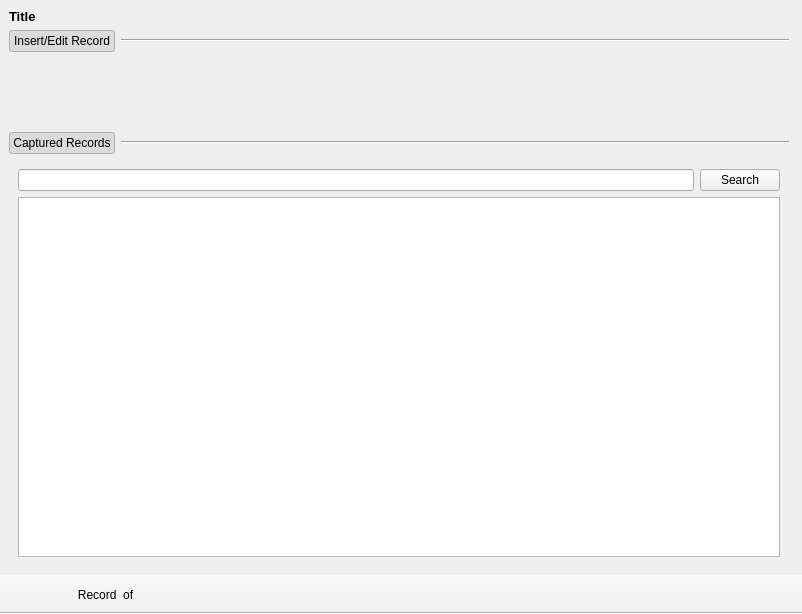
Before: the Qt Designer form views/viewInterface_Main.ui in Rhdr/Solutions_PyQt_Discontinued, drawn with Qt 5.
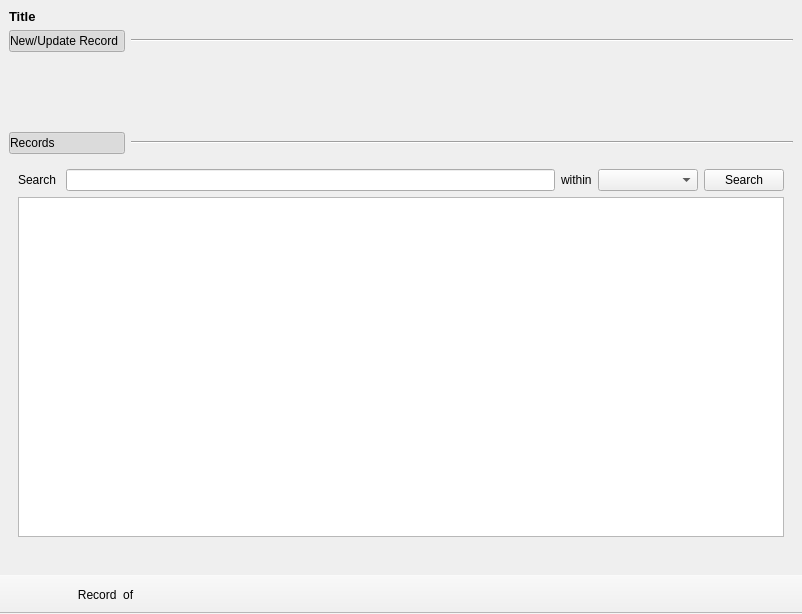
After: the same form once the commit is applied. Icons and pictures are not drawn.

```diff
--- a/views/viewInterface_Main.ui
+++ b/views/viewInterface_Main.ui
@@ -18,48 +18,21 @@
   </property>
   <widget class="QWidget" name="centralwidget">
    <layout class="QGridLayout" name="gridLayout">
-    <item row="3" column="1">
-     <widget class="Line" name="line">
-      <property name="sizePolicy">
-       <sizepolicy hsizetype="MinimumExpanding" vsizetype="Fixed">
-        <horstretch>0</horstretch>
-        <verstretch>0</verstretch>
-       </sizepolicy>
-      </property>
+    <item row="8" column="0">
+     <spacer name="verticalSpacer">
       <property name="orientation">
-       <enum>Qt::Horizontal</enum>
+       <enum>Qt::Vertical</enum>
       </property>
-     </widget>
-    </item>
-    <item row="4" column="0" colspan="2">
-     <widget class="QScrollArea" name="scrollArea_InsertEdit">
-      <property name="sizePolicy">
-       <sizepolicy hsizetype="Expanding" vsizetype="Maximum">
-        <horstretch>0</horstretch>
-        <verstretch>0</verstretch>
-       </sizepolicy>
+      <property name="sizeType">
+       <enum>QSizePolicy::Expanding</enum>
       </property>
-      <property name="frameShape">
-       <enum>QFrame::NoFrame</enum>
+      <property name="sizeHint" stdset="0">
+       <size>
+        <width>0</width>
+        <height>0</height>
+       </size>
       </property>
-      <property name="verticalScrollBarPolicy">
-       <enum>Qt::ScrollBarAlwaysOff</enum>
-      </property>
-      <property name="widgetResizable">
-       <bool>true</bool>
-      </property>
-      <widget class="QWidget" name="scrollAreaWidgetContents_2">
-       <property name="geometry">
-        <rect>
-         <x>0</x>
-         <y>0</y>
-         <width>769</width>
-         <height>85</height>
-        </rect>
-       </property>
-       <layout class="QGridLayout" name="gridLayout_4"/>
-      </widget>
-     </widget>
+     </spacer>
     </item>
     <item row="2" column="0" colspan="2">
      <widget class="QLabel" name="lblTitle">
@@ -81,28 +54,47 @@
       </property>
      </widget>
     </item>
-    <item row="5" column="0">
-     <widget class="QPushButton" name="btnCapturedRecords">
-      <property name="text">
-       <string>Captured Records</string>
+    <item row="3" column="1">
+     <widget class="Line" name="line">
+      <property name="sizePolicy">
+       <sizepolicy hsizetype="MinimumExpanding" vsizetype="Fixed">
+        <horstretch>0</horstretch>
+        <verstretch>0</verstretch>
+       </sizepolicy>
       </property>
-      <property name="icon">
-       <iconset resource="../resources/icons.qrc">
-        <normaloff>:/navigation/icons/SectionClosed.png</normaloff>
-        <normalon>:/navigation/icons/SectionOpen.png</normalon>:/navigation/icons/SectionClosed.png</iconset>
-      </property>
-      <property name="checkable">
-       <bool>true</bool>
-      </property>
-      <property name="checked">
-       <bool>true</bool>
+      <property name="orientation">
+       <enum>Qt::Horizontal</enum>
       </property>
      </widget>
     </item>
     <item row="3" column="0">
      <widget class="QPushButton" name="btnInsertEdit">
+      <property name="styleSheet">
+       <string notr="true">Text-align:left</string>
+      </property>
       <property name="text">
-       <string>Insert/Edit Record</string>
+       <string>New/Update Record</string>
+      </property>
+      <property name="icon">
+       <iconset resource="../resources/icons.qrc">
+        <normaloff>:/navigation/icons/SectionClosed.png</normaloff>
+        <normalon>:/navigation/icons/SectionOpen.png</normalon>:/navigation/icons/SectionClosed.png</iconset>
+      </property>
+      <property name="checkable">
+       <bool>true</bool>
+      </property>
+      <property name="checked">
+       <bool>true</bool>
+      </property>
+     </widget>
+    </item>
+    <item row="5" column="0">
+     <widget class="QPushButton" name="btnShowHideRecords">
+      <property name="styleSheet">
+       <string notr="true">Text-align:left</string>
+      </property>
+      <property name="text">
+       <string>Records</string>
       </property>
       <property name="icon">
        <iconset resource="../resources/icons.qrc">
@@ -124,12 +116,42 @@
       </property>
      </widget>
     </item>
+    <item row="4" column="0" colspan="2">
+     <widget class="QScrollArea" name="scrollArea_InsertEdit">
+      <property name="sizePolicy">
+       <sizepolicy hsizetype="Expanding" vsizetype="Maximum">
+        <horstretch>0</horstretch>
+        <verstretch>0</verstretch>
+       </sizepolicy>
+      </property>
+      <property name="frameShape">
+       <enum>QFrame::NoFrame</enum>
+      </property>
+      <property name="verticalScrollBarPolicy">
+       <enum>Qt::ScrollBarAlwaysOff</enum>
+      </property>
+      <property name="widgetResizable">
+       <bool>true</bool>
+      </property>
+      <widget class="QWidget" name="scrollAreaWidgetContents_2">
+       <property name="geometry">
+        <rect>
+         <x>0</x>
+         <y>0</y>
+         <width>780</width>
+         <height>85</height>
+        </rect>
+       </property>
+       <layout class="QGridLayout" name="gridLayout_4"/>
+      </widget>
+     </widget>
+    </item>
     <item row="7" column="0" colspan="2">
      <widget class="QScrollArea" name="scrollArea_CapturedRecords">
       <property name="sizePolicy">
-       <sizepolicy hsizetype="Expanding" vsizetype="Expanding">
+       <sizepolicy hsizetype="Expanding" vsizetype="MinimumExpanding">
         <horstretch>0</horstretch>
-        <verstretch>0</verstretch>
+        <verstretch>1</verstretch>
        </sizepolicy>
       </property>
       <property name="frameShape">
@@ -146,13 +168,20 @@
         <rect>
          <x>0</x>
          <y>0</y>
-         <width>769</width>
-         <height>360</height>
+         <width>780</width>
+         <height>330</height>
         </rect>
        </property>
        <layout class="QGridLayout" name="gridLayout_2">
-        <item row="0" column="1">
-         <widget class="QPushButton" name="pushButton_2">
+        <item row="0" column="0">
+         <widget class="QLabel" name="label">
+          <property name="text">
+           <string>Search </string>
+          </property>
+         </widget>
+        </item>
+        <item row="0" column="4">
+         <widget class="QPushButton" name="btnSearch">
           <property name="text">
            <string>Search</string>
           </property>
@@ -162,7 +191,7 @@
           </property>
          </widget>
         </item>
-        <item row="1" column="0" colspan="2">
+        <item row="1" column="0" colspan="5">
          <widget class="QTableView" name="tableView">
           <property name="alternatingRowColors">
            <bool>true</bool>
@@ -172,25 +201,45 @@
           </property>
          </widget>
         </item>
-        <item row="0" column="0">
-         <widget class="QLineEdit" name="lineEdit"/>
+        <item row="0" column="1">
+         <widget class="QLineEdit" name="txtSearch"/>
+        </item>
+        <item row="0" column="3">
+         <widget class="QComboBox" name="cmbColSearch">
+          <property name="minimumSize">
+           <size>
+            <width>100</width>
+            <height>0</height>
+           </size>
+          </property>
+         </widget>
+        </item>
+        <item row="0" column="2">
+         <widget class="QLabel" name="label_2">
+          <property name="text">
+           <string>within</string>
+          </property>
+         </widget>
         </item>
        </layout>
       </widget>
      </widget>
     </item>
-    <item row="7" column="2">
-     <spacer name="verticalSpacer">
-      <property name="orientation">
-       <enum>Qt::Vertical</enum>
+    <item row="9" column="0" colspan="2">
+     <widget class="QLabel" name="lblStatus">
+      <property name="font">
+       <font>
+        <weight>75</weight>
+        <bold>true</bold>
+       </font>
       </property>
-      <property name="sizeHint" stdset="0">
-       <size>
-        <width>4</width>
-        <height>40</height>
-       </size>
+      <property name="text">
+       <string/>
       </property>
-     </spacer>
+      <property name="alignment">
+       <set>Qt::AlignRight|Qt::AlignTrailing|Qt::AlignVCenter</set>
+      </property>
+     </widget>
     </item>
    </layout>
   </widget>
@@ -212,14 +261,15 @@
    <addaction name="actionRecordNr"/>
    <addaction name="actionNext"/>
    <addaction name="actionLast"/>
+   <addaction name="actionNewRecord"/>
   </widget>
   <action name="actionNewRecord">
    <property name="icon">
     <iconset resource="../resources/icons.qrc">
-     <normaloff>:/CRUD_S/icons/addNewRecord.png</normaloff>:/CRUD_S/icons/addNewRecord.png</iconset>
+     <normaloff>:/navigation/icons/GoToNextNewRecord.png</normaloff>:/navigation/icons/GoToNextNewRecord.png</iconset>
    </property>
    <property name="text">
-    <string>New</string>
+    <string/>
    </property>
    <property name="toolTip">
     <string>Add a New Record</string>
```
